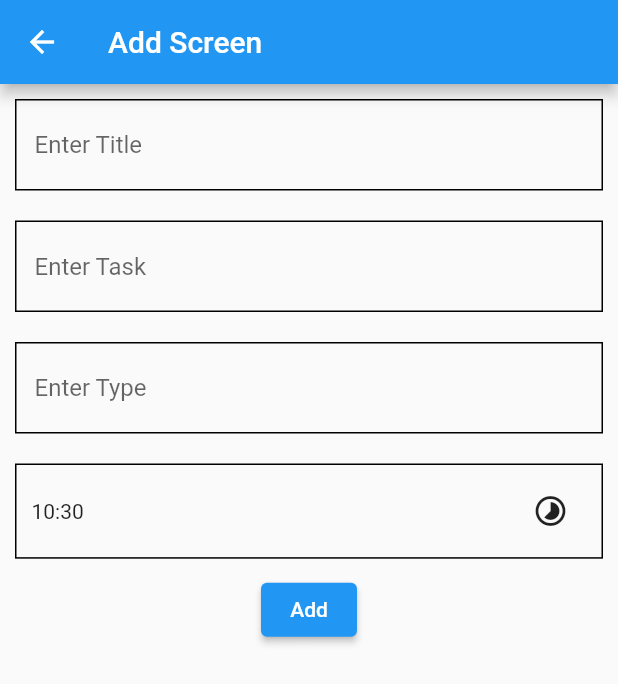
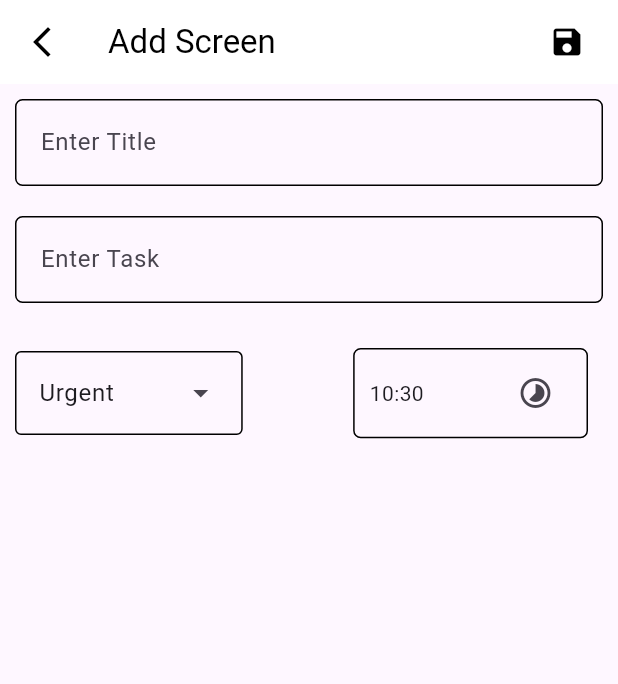
Before and after one commit to Jenil666/final_exam_22_06_2023, a Flutter app: the AddScreen screen opened by its route, on a phone screen of 412 x 824 dp. Shown: the top 684 px of the screen. Run offline on Flutter 3.47's test engine with Material 2 defaults, Android fonts, the phone set to English and light mode, and no system bars; our stand-ins replace get, sizer, sqflite; accounts and stored records are empty.

Commit message:
All done

```diff
--- a/lib/main.dart
+++ b/lib/main.dart
@@ -9,6 +9,9 @@ void main()
   runApp(
     Sizer(
       builder: (context, orientation, deviceType) =>  GetMaterialApp(
+        theme: ThemeData(
+          useMaterial3: true
+        ),
         debugShowCheckedModeBanner: false,
         getPages: [
           GetPage(name: '/', page: () => HomeScreen(),),
--- a/lib/screens/add/controller/add_sontroller.dart
+++ b/lib/screens/add/controller/add_sontroller.dart
@@ -8,5 +8,5 @@ class AddController extends GetxController
   RxString time = "".obs;
   TextEditingController txtTitle = TextEditingController();
   TextEditingController txtTask = TextEditingController();
-  TextEditingController txtType = TextEditingController();
+  TextEditingController txtType = TextEditingController(text: 'Urgent');
 }
--- a/lib/screens/add/view/add_screen.dart
+++ b/lib/screens/add/view/add_screen.dart
@@ -1,4 +1,5 @@
 import 'package:final_exam_22_06_2023/screens/add/controller/add_sontroller.dart';
+import 'package:final_exam_22_06_2023/screens/home/controller/home_controller.dart';
 import 'package:final_exam_22_06_2023/utils/dbHelper.dart';
 import 'package:flutter/material.dart';
 import 'package:get/get.dart';
@@ -13,6 +14,7 @@ class AddScreen extends StatefulWidget {
 
 class _AddScreenState extends State<AddScreen> {
   AddController getxAddController = Get.put(AddController());
+  HomeController getxHomeController = Get.put(HomeController());
   @override
   void initState() {
     // TODO: implement initState
@@ -25,13 +27,28 @@ class _AddScreenState extends State<AddScreen> {
     return SafeArea(
       child: Scaffold(
         appBar: AppBar(
-          title: Text("Add Screen"),
+          actions: [
+            IconButton(onPressed: () {
+              DbHelper.dbHelper.insertDatabase(task: getxAddController.txtTask.text, title: getxAddController.txtTitle.text,type: getxAddController.txtType.text,time: getxAddController.time.value);
+              ScaffoldMessenger.of(context).showSnackBar(SnackBar(content: Text("Data Added")));
+              getxAddController.txtTask.clear();
+              getxAddController.txtTitle.clear();
+            }, icon: Icon(Icons.save,color: Colors.black,)),
+            SizedBox(width: 10,),
+          ],
+          leading: IconButton(onPressed: () {
+            getxHomeController.readData();
+            Get.back();
+          }, icon: Icon(Icons.arrow_back_ios_new,color: Colors.black,)),
+          backgroundColor: Colors.white,
+          title: Text("Add Screen",style: TextStyle(color: Colors.black),),
         ),
         body: Column(
           children: [
             Container(
               margin: EdgeInsets.all(10),
               decoration: BoxDecoration(
+                  borderRadius: BorderRadius.circular(5),
                   border: Border.all(color: Colors.black)
               ),
               child: TextField(
@@ -47,6 +64,7 @@ class _AddScreenState extends State<AddScreen> {
             Container(
               margin: EdgeInsets.all(10),
               decoration: BoxDecoration(
+                  borderRadius: BorderRadius.circular(5),
                   border: Border.all(color: Colors.black)
               ),
               child: TextField(
@@ -61,24 +79,25 @@ class _AddScreenState extends State<AddScreen> {
             ),
             Container(
               margin: EdgeInsets.all(10),
-              decoration: BoxDecoration(
-                border: Border.all(color: Colors.black)
-              ),
-              child: TextField(
-                controller: getxAddController.txtTask,
-                decoration: InputDecoration(
-                  hintText: "Enter Type",
-                  border: OutlineInputBorder(
-                    borderSide: BorderSide.none
-                  )
-                ),
-              ),
-            ),
+              child: Row(
+                mainAxisAlignment: MainAxisAlignment.spaceBetween,
+                children: [
+                  DropdownMenu(
+                    inputDecorationTheme: InputDecorationTheme(enabledBorder: OutlineInputBorder(borderSide: BorderSide(color: Colors.black)) ),
+                      controller: getxAddController.txtType,
+                      dropdownMenuEntries: [
+                        DropdownMenuEntry(value: 'Urgent', label: 'Urgent'),
+                        DropdownMenuEntry(value: 'Low', label: 'Low'),
+                        DropdownMenuEntry(value: 'Medium', label: 'Medium'),
+                        DropdownMenuEntry(value: 'High', label: 'High'),
+                      ]),
                   Obx(
                         () =>  Container(
-                height: 7.7.h,
+                      height: 7.3.h,
+                      width: 38.w,
                       margin: EdgeInsets.all(10),
                       decoration: BoxDecoration(
+                        borderRadius: BorderRadius.circular(5),
                           border: Border.all(color: Colors.black)
                       ),
                       child: Row(children: [
@@ -96,9 +115,10 @@ class _AddScreenState extends State<AddScreen> {
                       ]),
                     ),
                   ),
-            ElevatedButton(onPressed: () {
-              DbHelper.dbHelper.insertDatabase(task: getxAddController.txtTask.text, title: getxAddController.txtTitle.text,type: getxAddController.txtType.text);
-            }, child: Text("Add")),
+
+                ],
+              ),
+            ),
           ],
         ),
       ),
--- a/lib/screens/home/controller/home_controller.dart
+++ b/lib/screens/home/controller/home_controller.dart
@@ -8,21 +8,24 @@ class HomeController extends GetxController {
   TextEditingController txtUpdateTitle = TextEditingController();
   TextEditingController txtUpdateTask = TextEditingController();
   TextEditingController txtUpdateType = TextEditingController();
+  RxString time = ''.obs;
+  TimeOfDay data = TimeOfDay.now();
   Future<void> readData() async {
     mainData.value = await DbHelper.dbHelper.readDatabase();
     print(mainData);
   }
 
   void updateData(
-      {required String? title, required String? task, required String? id, required String? type}) {
+      {required String? title, required String? task, required String? id, required String? type,required String? time}) {
     DbHelper.dbHelper.updateDatabase(
-        type: type, title: title, task: task, id: id);
+        type: type, title: title, task: task, id: id,time: time);
     readData();
   }
 
   void delete({required String? id})
   {
     DbHelper.dbHelper.deleteDatabase(id: id);
+    readData();
   }
 
 }
--- a/lib/utils/dbHelper.dart
+++ b/lib/utils/dbHelper.dart
@@ -18,6 +18,7 @@ class DbHelper
    String c_task = "task";
    String c_type = "type";
    String c_title = "title";
+   String c_time = "time";
 
   checkDb()
   async {
@@ -36,7 +37,7 @@ class DbHelper
       path,
       version: 1,
       onCreate: (db, version) {
-        String query = "CREATE TABLE $tableName($c_id INTEGER PRIMARY KEY AUTOINCREMENT,$c_task Text,$c_type Text,$c_title Text)";
+        String query = "CREATE TABLE $tableName($c_id INTEGER PRIMARY KEY AUTOINCREMENT,$c_task Text,$c_type Text,$c_title Text,$c_time Text)";
         db.execute(query);
       },
     );
@@ -46,12 +47,14 @@ class DbHelper
       {required task,
         required type,
         required title,
+        required time,
       }) async {
     database = await checkDb();
     database!.insert("$tableName", {
       '$c_task': task,
       '$c_type': type,
       '$c_title': title,
+      '$c_time': time,
     });
   }
 
@@ -67,6 +70,7 @@ class DbHelper
         required title,
         required task,
         required id,
+        required time,
       }) async {
     database = await checkDb();
     database!.update(
@@ -75,6 +79,7 @@ class DbHelper
           "$c_type":"$type",
           "$c_title":"$title",
           "$c_task":"$task",
+          "$c_time":"$time",
         },
         where: 'id=?',
         whereArgs: [id]);
```
Also changed, not shown: lib/screens/home/view/home_screen.dart (+57 -8 lines). Lines whose indentation alone changed are shown as unchanged.
